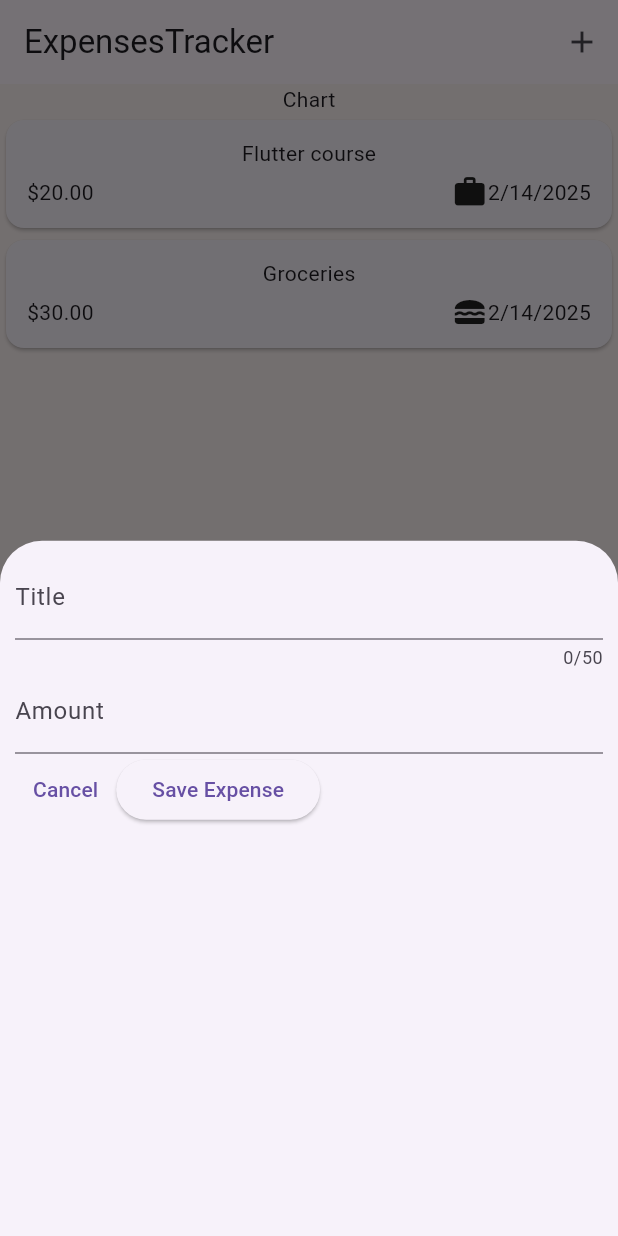
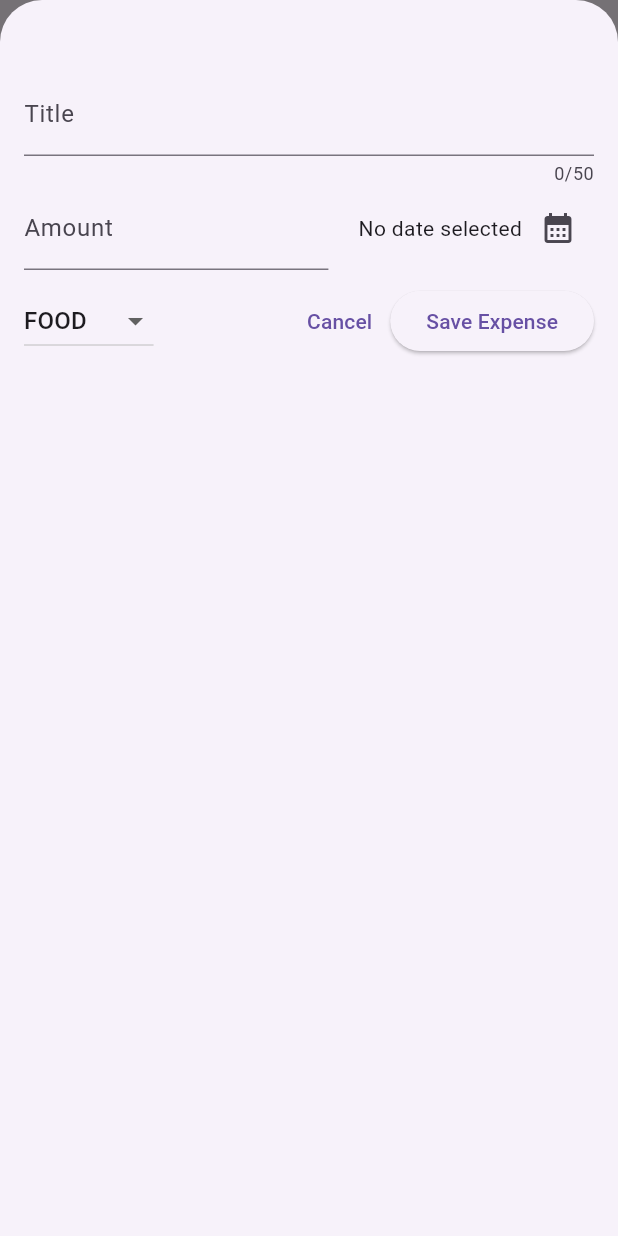
Before and after one commit to naolselemon/FlutterExpenseTrackerApp, a Flutter app: the screen it shows after launch, after a tap on the "add" icon, on a phone screen of 412 x 824 dp. Run offline on Flutter 3.47's test engine with Material 3 defaults, Android fonts, the phone set to English and light mode, and no system bars.

Commit message:
New expense full screen, deleting by sliding, undo deleted item, and  message  screen is empty is completely done

```diff
--- a/lib/widgets/expenses.dart
+++ b/lib/widgets/expenses.dart
@@ -29,15 +29,57 @@ class _ExpensesState extends State<Expenses> {
 
   void _openAddNewExpenseOverlay() {
     showModalBottomSheet(
-        context: context, builder: (ctx) => const NewExpense());
+        isScrollControlled: true,
+        context: context,
+        builder: (ctx) => NewExpense(
+              onAddExpense: addNewExpense,
+            ));
+  }
+
+  void addNewExpense(Expense expense) {
+    setState(() {
+      _registeredExpenses.add(expense);
+    });
+  }
+
+  void _removeExpense(Expense expense) {
+    var expenseIndex = _registeredExpenses.indexOf(expense);
+    setState(() {
+      _registeredExpenses.remove(expense);
+    });
+
+    // snackbar to notify the user about the deletion
+    //ScaffoldMessenger.of(context).showSnackBar() -- used to display the snackbar object
+    ScaffoldMessenger.of(context).clearSnackBars();
+    ScaffoldMessenger.of(context).showSnackBar(SnackBar(
+      content: const Text("Expense deleted"),
+      duration: const Duration(seconds: 2),
+      action: SnackBarAction(
+          label: "Undo",
+          onPressed: () {
+            setState(() {
+              _registeredExpenses.insert(expenseIndex, expense);
+            });
+          }),
+    ));
   }
 
   @override
   Widget build(BuildContext context) {
+    Widget mainContent = const Center(
+        child: Text("No expenses available. Please add some expense! "));
+
+    if (_registeredExpenses.isNotEmpty) {
+      mainContent = ExpensesList(
+        expenses: _registeredExpenses,
+        onRemoveExpense: _removeExpense,
+      );
+    }
+
     return Scaffold(
-        backgroundColor: const Color.fromARGB(255, 251, 242, 242),
+        backgroundColor: const Color.fromARGB(255, 231, 242, 246),
         appBar: AppBar(
-          title: const Text("ExpensesTracker"),
+          title: const Text("ExpenseTracker"),
           actions: [
             IconButton(
                 onPressed: _openAddNewExpenseOverlay,
@@ -47,7 +89,7 @@ class _ExpensesState extends State<Expenses> {
         body: Column(
           children: [
             const Text("Chart"),
-            ExpensesList(expenses: _registeredExpenses)
+            Expanded(child: Center(child: mainContent))
           ],
         ));
   }
--- a/lib/widgets/expenses_list/expenses_list.dart
+++ b/lib/widgets/expenses_list/expenses_list.dart
@@ -4,15 +4,24 @@ import 'package:flutter/material.dart';
 import 'package:expense_tracker/models/expenses.dart';
 
 class ExpensesList extends StatelessWidget {
-  const ExpensesList({super.key, required this.expenses});
+  const ExpensesList(
+      {super.key, required this.expenses, required this.onRemoveExpense});
 
   final List<Expense> expenses;
+  final void Function(Expense expense) onRemoveExpense;
   @override
   Widget build(BuildContext context) {
     return Expanded(
       child: ListView.builder(
-          itemCount: expenses.length,
-          itemBuilder: (ctx, index) => ExpenseItem(expense: expenses[index])),
+        itemCount: expenses.length,
+        itemBuilder: (ctx, index) => Dismissible(
+          key: ValueKey(expenses[index]),
+          child: ExpenseItem(expense: expenses[index]),
+          onDismissed: (direction) {
+            onRemoveExpense(expenses[index]);
+          },
+        ),
+      ),
     );
   }
 }
--- a/lib/widgets/new_expense.dart
+++ b/lib/widgets/new_expense.dart
@@ -1,7 +1,11 @@
 import 'package:flutter/material.dart';
 
+import "package:expense_tracker/models/expenses.dart";
+
 class NewExpense extends StatefulWidget {
-  const NewExpense({super.key});
+  const NewExpense({super.key, required this.onAddExpense});
+  final void Function(Expense expense) onAddExpense;
+
   @override
   State<NewExpense> createState() {
     return _NewExpenseState();
@@ -12,18 +16,68 @@ class _NewExpenseState extends State<NewExpense> {
   final _titleController = TextEditingController();
   final _amountController = TextEditingController();
 
+  DateTime? _selectedDate;
+  Category _selectedCategory = Category.food;
+
+  void _presentDatePicker() async {
+    final now = DateTime.now();
+
+    DateTime firstDate = DateTime(now.year - 1, now.month, now.day);
+
+    final pickedDate = await showDatePicker(
+        context: context, firstDate: firstDate, lastDate: now);
+
+    setState(() {
+      _selectedDate = pickedDate;
+    });
+  }
+
   @override
   void dispose() {
-    // release memory after Widget is destroyed
+    // to make  memory release after Widget is destroyed
     _titleController.dispose();
     _amountController.dispose();
     super.dispose();
   }
 
+  void saveNewExpense() {
+    final selectedAmount = double.tryParse(_amountController.text);
+    final amountIsValid = selectedAmount == null || selectedAmount <= 0;
+
+    if (_titleController.text.trim().isEmpty ||
+        amountIsValid ||
+        _selectedDate == null) {
+      showDialog(
+        context: context,
+        builder: (ctx) {
+          return AlertDialog(
+            title: const Text("Invalid Input"),
+            content: const Text(
+                "Please make sure  title, amount and date is correctly inserted"),
+            actions: [
+              TextButton(
+                  onPressed: () {
+                    Navigator.pop(ctx);
+                  },
+                  child: const Text("Okay"))
+            ],
+          );
+        },
+      );
+    }
+    widget.onAddExpense(Expense(
+        title: _titleController.text,
+        amount: selectedAmount!,
+        time: _selectedDate!,
+        category: _selectedCategory));
+
+    Navigator.pop(context);
+  }
+
   @override
   Widget build(BuildContext context) {
     return Padding(
-      padding: const EdgeInsets.all(10),
+      padding: const EdgeInsets.fromLTRB(16, 48, 16, 16),
       child: Column(
         children: [
           TextField(
@@ -31,25 +85,61 @@ class _NewExpenseState extends State<NewExpense> {
             decoration: const InputDecoration(label: Text("Title")),
             controller: _titleController,
           ),
-          TextField(
-            controller: _amountController,
-            keyboardType: TextInputType.number,
-            decoration:
-                const InputDecoration(label: Text("Amount"), suffixText: "Q"),
+          Row(
+            children: [
+              Expanded(
+                child: TextField(
+                  controller: _amountController,
+                  keyboardType: TextInputType.number,
+                  decoration: const InputDecoration(
+                      label: Text("Amount"), prefixText: "Q"),
+                ),
+              ),
+              const SizedBox(
+                width: 20,
+              ),
+              Row(
+                mainAxisAlignment: MainAxisAlignment.end,
+                children: [
+                  Text(_selectedDate == null
+                      ? "No date selected"
+                      : formatter.format(_selectedDate!)),
+                  IconButton(
+                      onPressed: _presentDatePicker,
+                      icon: const Icon(Icons.calendar_month))
+                ],
+              )
+            ],
+          ),
+          const SizedBox(
+            height: 10,
           ),
           Row(
             children: [
+              DropdownButton(
+                  value: _selectedCategory,
+                  items: Category.values
+                      .map((category) => DropdownMenuItem(
+                          value: category,
+                          child: Text(category.name.toUpperCase())))
+                      .toList(),
+                  onChanged: (value) {
+                    if (value == null) {
+                      return;
+                    }
+
+                    setState(() {
+                      _selectedCategory = value;
+                    });
+                  }),
+              const Spacer(),
               TextButton(
                   onPressed: () {
                     Navigator.pop(context);
                   },
                   child: const Text("Cancel")),
               ElevatedButton(
-                  onPressed: () {
-                    print(_titleController.text);
-                    print(_amountController.text);
-                  },
-                  child: const Text("Save Expense"))
+                  onPressed: saveNewExpense, child: const Text("Save Expense"))
             ],
           )
         ],
```
